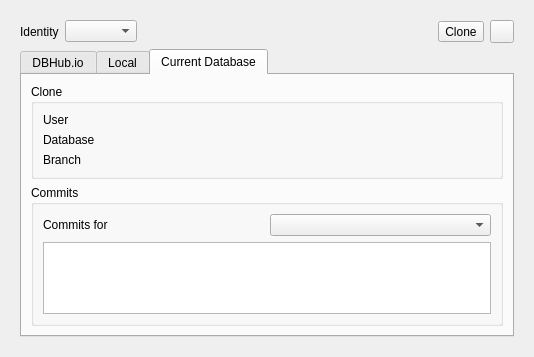
Old version of the form src/RemoteDock.ui in the repository sqlitebrowser/sqlitebrowser.
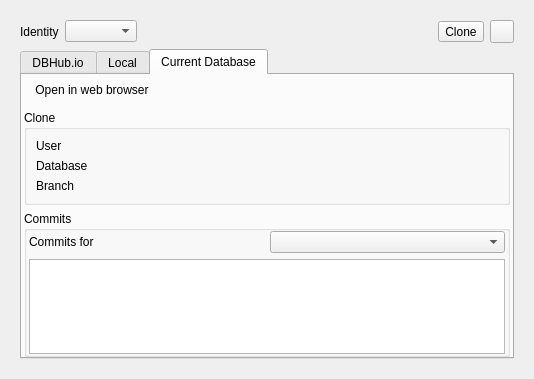
New version of the form. The open tabs and pages were chosen to show the change. Icons and pictures are not drawn.

Commit message:
dbhub: Add link to webUI page of currently opened database
Add a toolbar to the Current Database tab of the Remote dock with one
button for now. This button opens the web page of the currently opened
database in the browser.

Also reduce the margins in the Remote dock a bit.

Diff of the .ui file:
```diff
--- a/src/RemoteDock.ui
+++ b/src/RemoteDock.ui
@@ -7,7 +7,7 @@
     <x>0</x>
     <y>0</y>
     <width>534</width>
-    <height>357</height>
+    <height>379</height>
    </rect>
   </property>
   <property name="windowTitle">
@@ -121,6 +121,29 @@
            <string>Current Database</string>
           </attribute>
           <layout class="QVBoxLayout" name="verticalLayout_7">
+           <property name="leftMargin">
+            <number>2</number>
+           </property>
+           <property name="topMargin">
+            <number>0</number>
+           </property>
+           <property name="rightMargin">
+            <number>2</number>
+           </property>
+           <property name="bottomMargin">
+            <number>0</number>
+           </property>
+           <item>
+            <widget class="QToolBar" name="toolBar">
+             <property name="movable">
+              <bool>false</bool>
+             </property>
+             <property name="floatable">
+              <bool>false</bool>
+             </property>
+             <addaction name="actionDatabaseOpenBrowser"/>
+            </widget>
+           </item>
            <item>
             <widget class="QGroupBox" name="groupBox">
              <property name="title">
@@ -187,6 +210,18 @@
               <string>Commits</string>
              </property>
              <layout class="QVBoxLayout" name="verticalLayout_6">
+              <property name="leftMargin">
+               <number>2</number>
+              </property>
+              <property name="topMargin">
+               <number>0</number>
+              </property>
+              <property name="rightMargin">
+               <number>2</number>
+              </property>
+              <property name="bottomMargin">
+               <number>0</number>
+              </property>
               <item>
                <layout class="QHBoxLayout" name="horizontalLayout_4">
                 <item>
@@ -312,6 +347,18 @@
     <string>Delete the local clone of this database</string>
    </property>
   </action>
+  <action name="actionDatabaseOpenBrowser">
+   <property name="icon">
+    <iconset resource="icons/icons.qrc">
+     <normaloff>:/icons/browser_open</normaloff>:/icons/browser_open</iconset>
+   </property>
+   <property name="text">
+    <string>Open in web browser</string>
+   </property>
+   <property name="toolTip">
+    <string>Open the web page for the current database in your browser</string>
+   </property>
+  </action>
  </widget>
  <tabstops>
   <tabstop>comboUser</tabstop>
```
Left out of the diff: 41 changed lines with no effect on the pictures. The commit also changes 4 other files.
